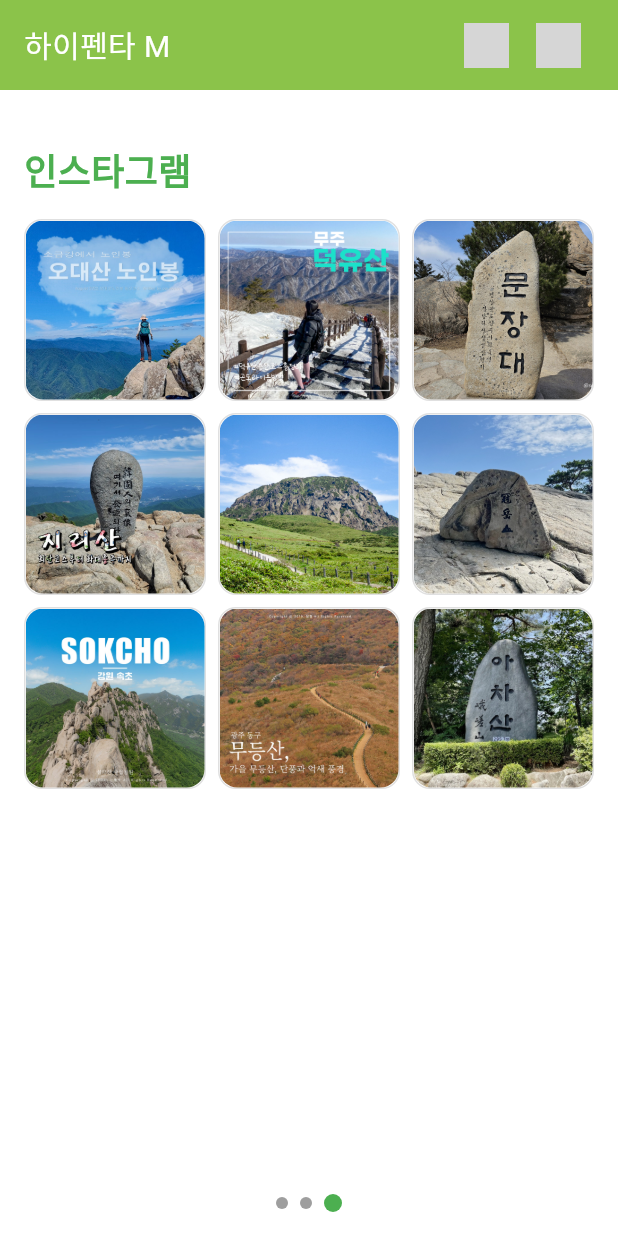
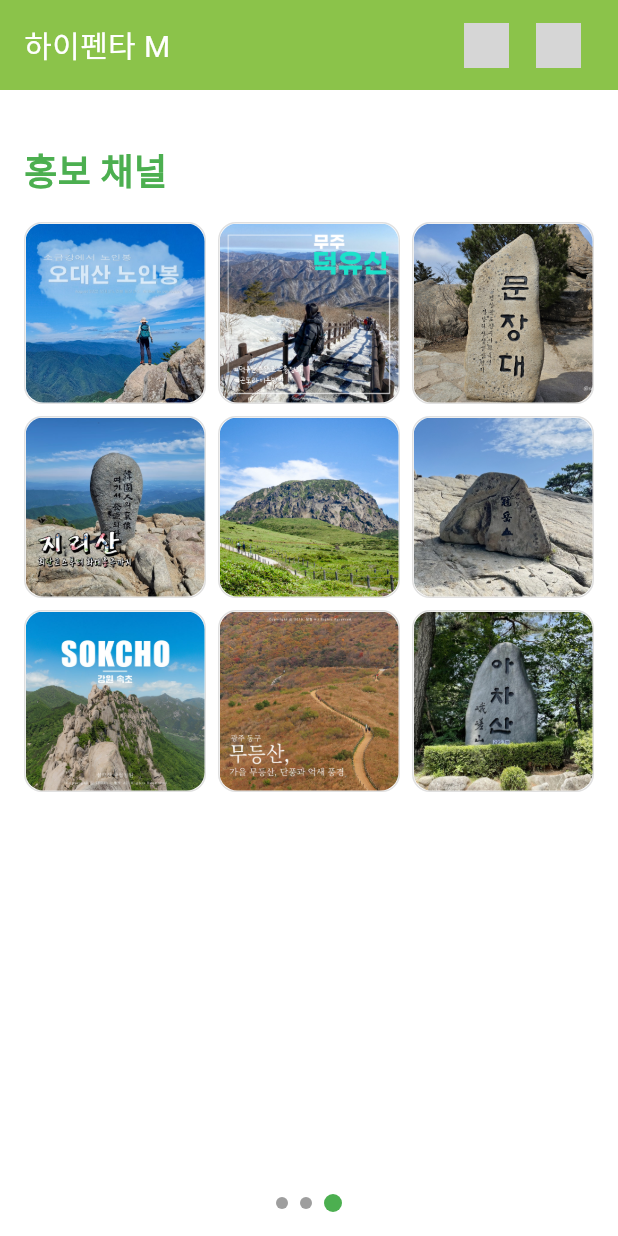
Before and after one commit to kim5303123/hpm_flutter, a Flutter app: the screen it shows after launch, swiped to page 3, on a phone screen of 412 x 824 dp. Run offline on Flutter 3.47's test engine with Material 3 defaults, Android fonts, the phone set to English and light mode, and no system bars; network calls fail; grey boxes are pictures that could not be loaded.

Commit message:
3번페이지 : 홍보채널로 글 수정

```diff
--- a/lib/main.dart
+++ b/lib/main.dart
@@ -305,7 +305,7 @@ class _MyHomePageState extends State<MyHomePage> {
         children: <Widget>[
           const SizedBox(height: 80),
           const Text(
-            '인스타그램',
+            '홍보 채널',
             style: TextStyle(
               fontSize: 24,
               fontWeight: FontWeight.bold,
```
